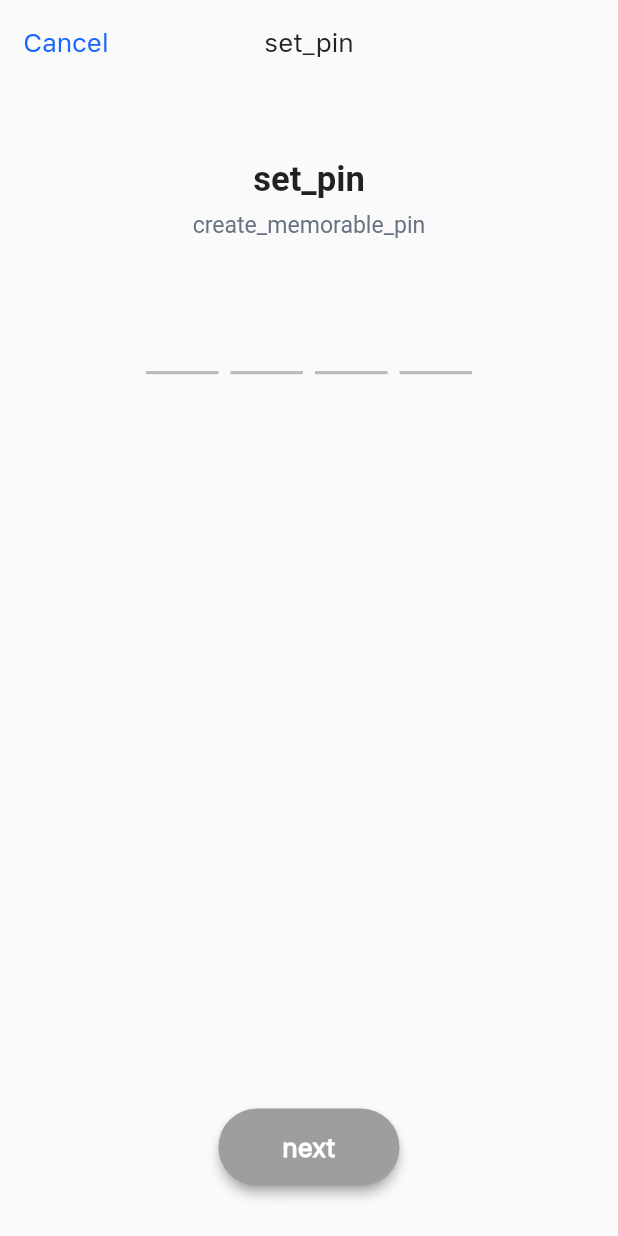
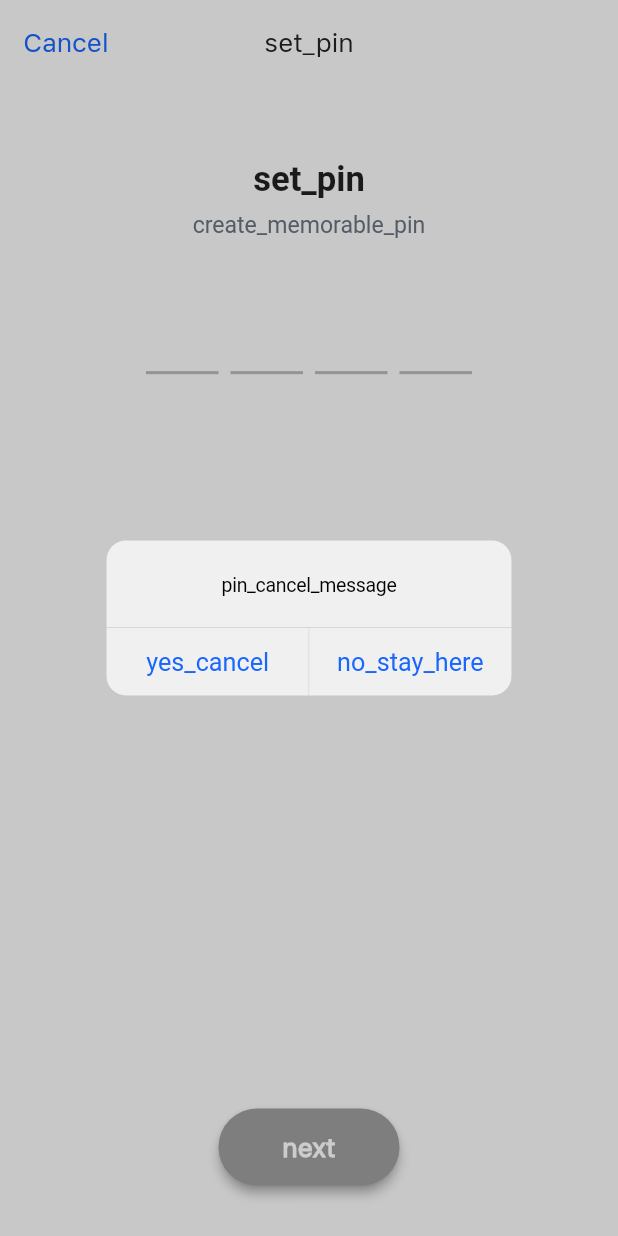
Before and after one commit to milind-nagarro/FAB-NHL, a Flutter app: the SetupConfirmPinPage screen opened by its route, after a tap on "Cancel", on a phone screen of 412 x 824 dp. Run offline on Flutter 3.47's test engine with Material 2 defaults, Android fonts, the phone set to English and light mode, and no system bars; drawn by our look-alikes of pinput; our stand-ins replace flutter_screenutil, get, get_storage, google_fonts, timer_count_down; accounts and stored records are empty.

Commit message:
feat: handled back press on setup pin screen, navigating to registration page

```diff
--- a/lib/locale/English.dart
+++ b/lib/locale/English.dart
@@ -33,5 +33,9 @@ const Map<String, String> labels = {
   'confirm': 'Confirm',
   'enter_pin': 'Enter a valid PIN',
   'successful': "Successful",
-  'success_message': "PIN setup successful"
+  'error_title': "Error",
+  'success_message': "PIN setup successful",
+  'pin_cancel_message': "Are you sure you want to cancel? If you cancel you will lose the information you have entered so far",
+  'yes_cancel': "Yes, Cancel",
+  'no_stay_here': "No, Stay here",
 };
--- a/lib/module/setuppin/SetupConfirmController.dart
+++ b/lib/module/setuppin/SetupConfirmController.dart
@@ -1,3 +1,5 @@
+import 'package:flutter/widgets.dart';
+import 'package:flutter_screenutil/flutter_screenutil.dart';
 import 'package:get/get.dart';
 import 'package:fab_nhl/route/RoutePaths.dart' as path;
 
@@ -9,8 +11,63 @@ class SetupConfirmController extends GetxController {
     pin(value);
   }
 
-  void navigateToConfirmPin() {
+  void _navigateToConfirmPin() {
     Get.toNamed(path.confirmPin);
   }
 
+  void onClickListeners(bool isConfirmation, String text) {
+    if (pin.value.length == 4) {
+      if (isConfirmation) {
+        if (pin.value == text) {
+          Get.defaultDialog(
+            titlePadding: EdgeInsets.all(16.r),
+            title: 'successful'.tr,
+            content: Text('success_message'.tr),
+            contentPadding: EdgeInsets.all(16.r),
+          );
+        } else {}
+      } else {
+        _navigateToConfirmPin();
+      }
+    } else {
+      Get.defaultDialog(
+        titlePadding: EdgeInsets.all(16.r),
+        title: 'error_title'.tr,
+        content: Text('enter_pin'.tr),
+        contentPadding: EdgeInsets.all(16.r),
+      );
+    }
+  }
+
+  String? validations(bool isConfirmation, String? value) {
+    if (isConfirmation) {
+      if (value != pin.value) {
+        return 'error_pin_match'.tr;
+      } else {
+        return null;
+      }
+    } else {
+      return null;
+    }
+  }
+
+  void handleBackPress() {
+    Get.defaultDialog(
+      content: Text('pin_cancel_message'.tr),
+      contentPadding: EdgeInsets.all(16.r),
+      textConfirm: 'yes_cancel'.tr,
+      textCancel: 'no_stay_here'.tr,
+      onConfirm: () {
+        navigateToRegistrationPage();
+      },
+      onCancel: () {
+        // Do Nothing
+      }
+    );
+  }
+
+  void navigateToRegistrationPage() {
+    Get.until((route) => Get.currentRoute == path.registerMobile);
+  }
+
 }
--- a/lib/module/setuppin/SetupConfirmPinPage.dart
+++ b/lib/module/setuppin/SetupConfirmPinPage.dart
@@ -1,4 +1,5 @@
 import 'package:fab_nhl/module/setuppin/SetupConfirmController.dart';
+import 'package:flutter/cupertino.dart';
 import 'package:flutter/material.dart';
 import 'package:fab_nhl/common/AppColor.dart';
 import 'package:flutter_screenutil/flutter_screenutil.dart';
@@ -29,8 +30,9 @@ class _SetupConfirmPinPageState extends State<SetupConfirmPinPage>
     return Scaffold(
       appBar: FABWidget.appTopBar(
           widget.isConfirmation ? 'confirm_pin'.tr : 'set_pin'.tr,
-          hasCancel: widget.isConfirmation ? false : true,
-          backAction: () {}),
+          hasCancel: widget.isConfirmation ? false : true, backAction: () {
+          handleBackPress();
+      }),
       body: Column(
         children: [
           const Padding(padding: EdgeInsets.fromLTRB(12, 50, 0, 0)),
@@ -43,7 +45,8 @@ class _SetupConfirmPinPageState extends State<SetupConfirmPinPage>
             onChange: (value) => {
               if (!widget.isConfirmation) controller.onPinTextChanged(value)
             },
-            validator: (value) => _validations(value),
+            validator: (value) =>
+                controller.validations(widget.isConfirmation, value),
           )),
           const Spacer(),
           Obx(() => FABWidget.appButton(
@@ -51,46 +54,41 @@ class _SetupConfirmPinPageState extends State<SetupConfirmPinPage>
               bgColor:
                   controller.pin.value.length == 4 ? Colors.blue : Colors.grey,
               minSize: Size(100.w, 50.h),
-              onPressed: () => _onClickListeners())),
+              onPressed: () => controller.onClickListeners(
+                  widget.isConfirmation, textController.text))),
           SizedBox(height: 33.h),
         ],
       ),
     );
   }
 
+  void handleBackPress() {
+    showCupertinoDialog(context: context, builder: (context){
+      return CupertinoAlertDialog(
+        content: Text('pin_cancel_message'.tr),
+        actions: [
+          CupertinoDialogAction(
+              child: Text('yes_cancel'.tr),
+              onPressed: ()
+              {
+                controller.navigateToRegistrationPage();
+              }
+          ),
+          CupertinoDialogAction(
+            child: Text('no_stay_here'.tr),
+            onPressed: (){
+              Navigator.of(context).pop();
+            }
+            ,
+          )
+        ],
+      );
+    });
+  }
+
+
   @override
   bool get wantKeepAlive => true;
-
-  void _onClickListeners() {
-    if (controller.pin.value.length == 4) {
-      if (widget.isConfirmation) {
-        if (controller.pin.value == textController.text) {
-          Get.defaultDialog(
-            titlePadding: EdgeInsets.all(16.r),
-            title: 'successful'.tr,
-            content: Text('success_message'.tr),
-            contentPadding: EdgeInsets.all(16.r),
-          );
-        } else {}
-      } else {
-        controller.navigateToConfirmPin();
-      }
-    } else {
-      Get.defaultDialog(title: 'enter_pin'.tr);
-    }
-  }
-
-  String? _validations(String? value) {
-    if (widget.isConfirmation) {
-      if (value != controller.pin.value) {
-        return 'error_pin_match'.tr;
-      } else {
-        return null;
-      }
-    } else {
-      return null;
-    }
-  }
 }
 
 class SetupConfirmPin extends StatelessWidget {
```
